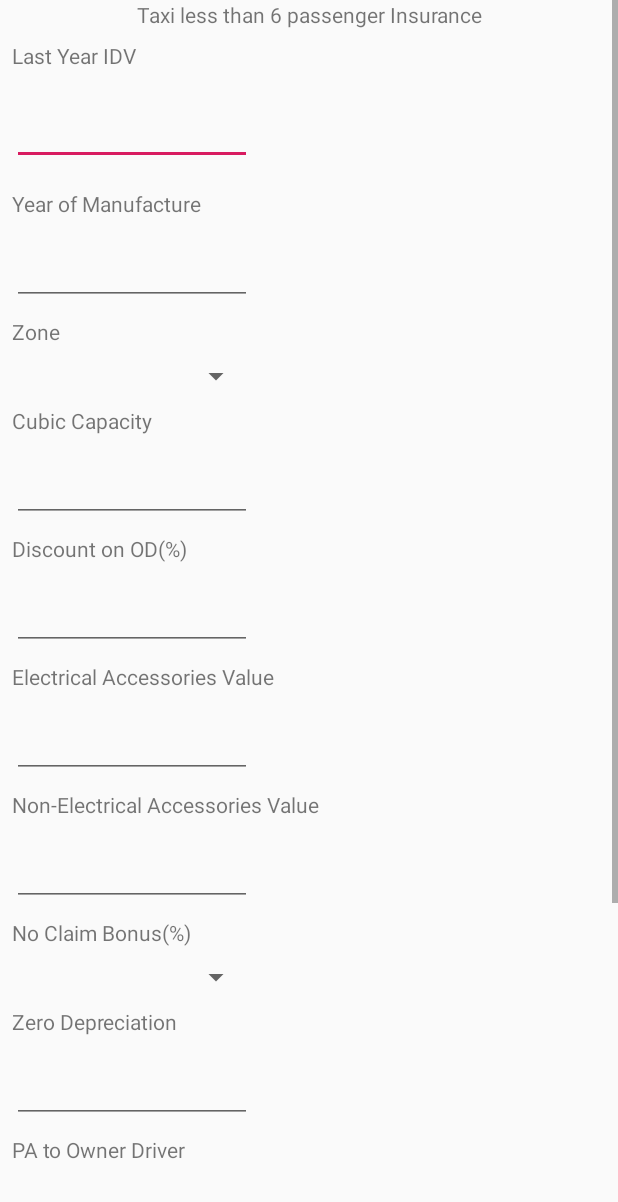
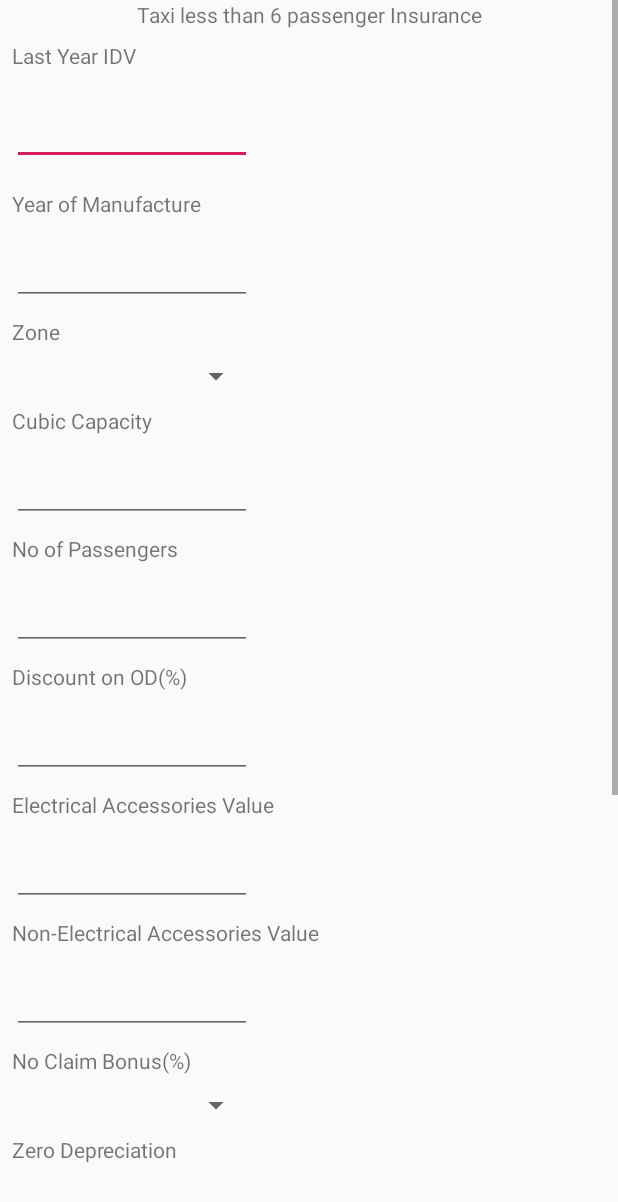
Before and after one commit to pg30/Premium-Calculator, an Android app: the taxilessthan6 screen opened directly, with no data from a screen before it, on a phone screen of 412 x 824 dp. Shown: the top 1202 px of the screen. Run offline under Robolectric (Android 15) with nearby library versions, the phone set to English and light mode, and no system bars.

Commit message:
Taxi less than 6 passenger layout added

```diff
--- a/app/src/main/java/com/example/premiumcalculator/Rate.java
+++ b/app/src/main/java/com/example/premiumcalculator/Rate.java
@@ -461,4 +461,24 @@ public class Rate {
         }
         return 0.0;
     }
+
+    Double getPerPassenger(Vehicle mvehicle,double mcc)
+    {
+        this.vehicle = mvehicle;
+        this.cc = mcc;
+        switch (vehicle)
+        {
+            case TAXILESSTHAN6:
+            {
+                if(cc<=1000)
+                    return 1110.0;
+                else if(cc>=1001 && cc<=1500)
+                    return 934.0;
+                else if(cc>1500)
+                    return 1067.0;
+            }
+            break;
+        }
+        return 0.0;
+    }
 }
--- a/app/src/main/res/layout/activity_taxilessthan6.xml
+++ b/app/src/main/res/layout/activity_taxilessthan6.xml
@@ -120,6 +120,29 @@
             android:inputType="number"
             app:layout_constraintStart_toStartOf="parent"
             app:layout_constraintTop_toBottomOf="@id/cubicapacity"
+            app:layout_constraintBottom_toTopOf="@id/passenger"/>
+        <TextView
+            android:id="@+id/passenger"
+            android:layout_width="wrap_content"
+            android:layout_height="wrap_content"
+            android:layout_marginStart="@dimen/left_margin"
+            android:layout_marginLeft="@dimen/left_margin"
+            android:layout_marginTop="@dimen/vertical_distance"
+            android:text="@string/no_of_passengers"
+            app:layout_constraintStart_toStartOf="parent"
+            app:layout_constraintTop_toBottomOf="@id/cubicapacity_value"
+            app:layout_constraintBottom_toTopOf="@id/passenger_value"/>
+        <EditText
+            android:id="@+id/passenger_value"
+            android:layout_width="@dimen/edittext_width"
+            android:layout_height="@dimen/edittext_height"
+            android:layout_marginStart="@dimen/left_margin"
+            android:layout_marginLeft="@dimen/left_margin"
+            android:layout_marginTop="@dimen/vertical_distance"
+            android:ems="10"
+            android:inputType="number"
+            app:layout_constraintStart_toStartOf="parent"
+            app:layout_constraintTop_toBottomOf="@id/passenger"
             app:layout_constraintBottom_toTopOf="@id/discount"/>
         <TextView
             android:id="@+id/discount"
@@ -130,7 +153,7 @@
             android:layout_marginTop="@dimen/vertical_distance"
             android:text="@string/discount_on_od"
             app:layout_constraintStart_toStartOf="parent"
-            app:layout_constraintTop_toBottomOf="@id/cubicapacity_value"
+            app:layout_constraintTop_toBottomOf="@id/passenger_value"
             app:layout_constraintBottom_toTopOf="@id/discount_value"/>
         <EditText
             android:id="@+id/discount_value"
@@ -325,7 +348,7 @@
             android:orientation="horizontal"
             app:layout_constraintStart_toStartOf="parent"
             app:layout_constraintTop_toBottomOf="@id/restricttppd"
-            app:layout_constraintBottom_toTopOf="@id/calculate">
+            app:layout_constraintBottom_toTopOf="@id/imt23">
             <RadioButton
                 android:id="@+id/yes"
                 android:layout_width="100dp"
@@ -339,13 +362,48 @@
                 android:checked="true"></RadioButton>
 
         </RadioGroup>
+        <TextView
+            android:id="@+id/imt23"
+            android:layout_width="wrap_content"
+            android:layout_height="wrap_content"
+            android:layout_marginStart="@dimen/left_margin"
+            android:layout_marginLeft="@dimen/left_margin"
+            android:layout_marginTop="@dimen/vertical_distance"
+            android:text="@string/imt_23"
+            app:layout_constraintStart_toStartOf="parent"
+            app:layout_constraintTop_toBottomOf="@id/restricttppd_value"
+            app:layout_constraintBottom_toTopOf="@id/imt23_value"/>
+        <RadioGroup
+            android:id="@+id/imt23_value"
+            android:layout_width="wrap_content"
+            android:layout_height="wrap_content"
+            android:layout_marginStart="@dimen/left_margin"
+            android:layout_marginLeft="@dimen/left_margin"
+            android:layout_marginTop="@dimen/vertical_distance"
+            android:orientation="horizontal"
+            app:layout_constraintStart_toStartOf="parent"
+            app:layout_constraintTop_toBottomOf="@id/imt23"
+            app:layout_constraintBottom_toTopOf="@id/calculate">
+            <RadioButton
+                android:id="@+id/yes_imt"
+                android:layout_width="100dp"
+                android:layout_height="wrap_content"
+                android:text="Yes"></RadioButton>
+            <RadioButton
+                android:id="@+id/no_imt"
+                android:layout_width="wrap_content"
+                android:layout_height="wrap_content"
+                android:text="No"
+                android:checked="true"></RadioButton>
+
+        </RadioGroup>
         <Button
             android:id="@+id/calculate"
             android:layout_width="wrap_content"
             android:layout_height="wrap_content"
             android:text="@string/calculate"
             app:layout_constraintStart_toStartOf="parent"
-            app:layout_constraintTop_toBottomOf="@id/restricttppd_value"
+            app:layout_constraintTop_toBottomOf="@id/imt23_value"
             app:layout_constraintEnd_toEndOf="parent"
             app:layout_constraintBottom_toBottomOf="parent"
             android:layout_marginBottom="@dimen/vertical_distance"/>
--- a/app/src/main/res/values/strings.xml
+++ b/app/src/main/res/values/strings.xml
@@ -18,6 +18,8 @@
     <string name="pa_to_unnamed_passenger">PA to Unnamed Passenger</string>
     <string name="calculate">Calculate</string>
     <string name="restrict_tppd">Restrict TPPD?</string>
+    <string name="imt_23">IMT 23?</string>
+    <string name="no_of_passengers">No of Passengers</string>
     <string-array name="zone_array">
         <item>A</item>
         <item>B</item>
```
